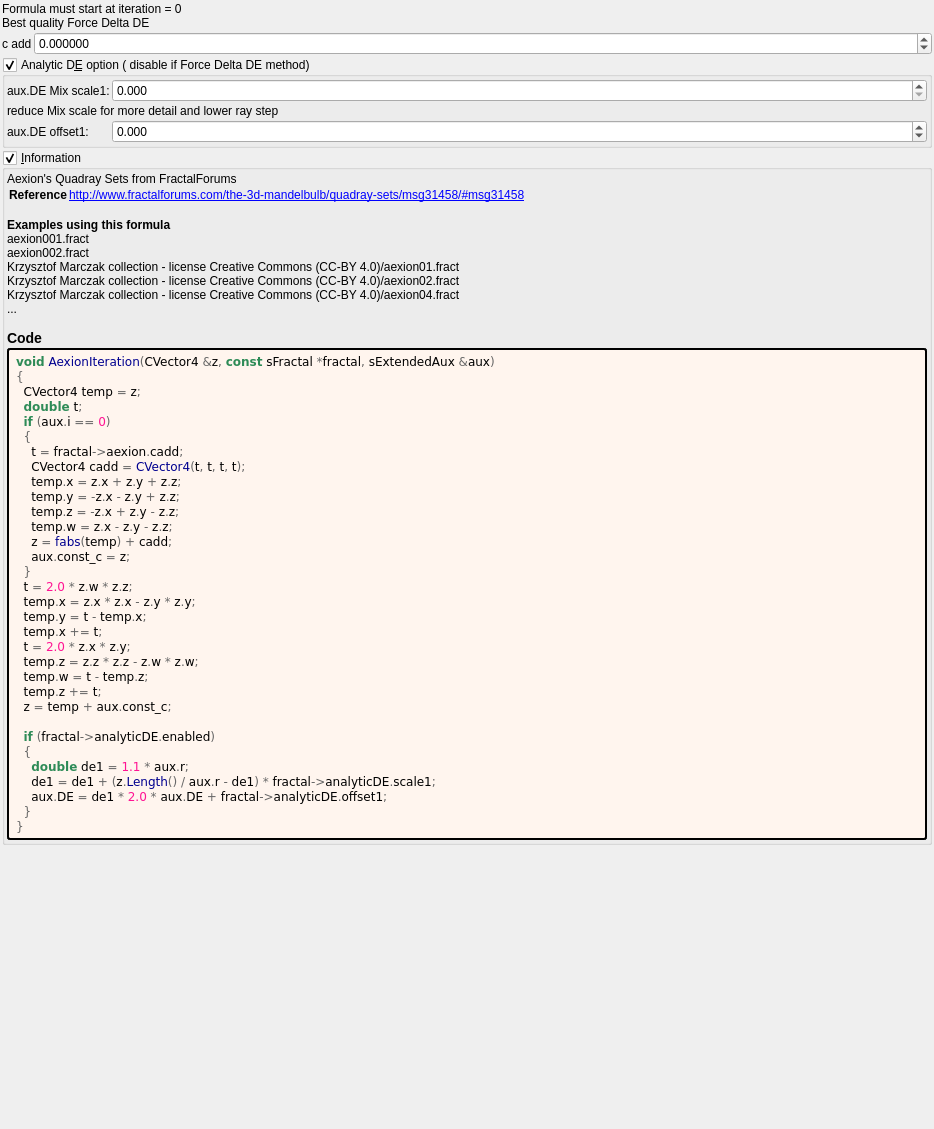
Old version of the form mandelbulber2/formula/ui/aexion.ui in the repository irinox-ctrl/mandelbulber2.
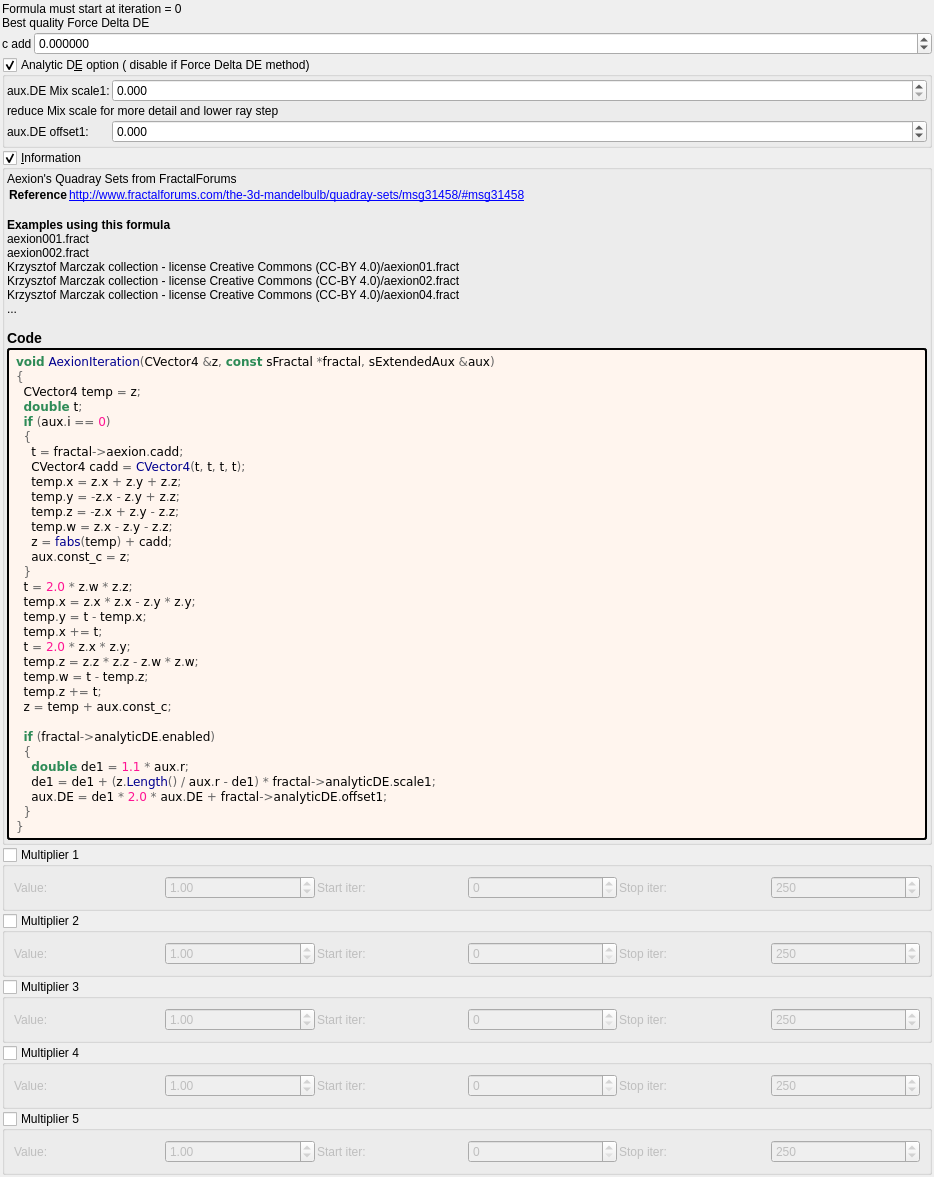
New version of the form. Custom widgets are drawn as their Qt base class.

Commit message:
feat: add 5 general-purpose multipliers to all 1007 fractal formulas
Each multiplier has:
- Checkbox (OFF by default)
- Value spinbox (default 1.0, range -100 to 100)
- Iteration start/stop range

Logic: z *= value; DE *= |value|;

Uses existing transformCommon parameters:
- Checkboxes: functionEnabledBx/By/Bz/Bw/CzFalse
- Values: scale4/5/6/8/16
- Ranges: startIterationsB-F/stopIterationsB-F

Modified 1007 .cpp (CPU), 1006 .cl (GPU), 1023 .ui files.
Both source (formula/) and deploy (deploy/share/) copies updated.

What changed in the file:
```diff
--- a/mandelbulber2/formula/ui/aexion.ui
+++ b/mandelbulber2/formula/ui/aexion.ui
@@ -296,6 +296,192 @@
      </layout>
     </widget>
    </item>
+   <item>
+    <widget class="MyGroupBox" name="groupCheck_transf_function_enabledBx_false">
+     <property name="title"><string>Multiplier 1</string></property>
+     <property name="checkable"><bool>true</bool></property>
+     <property name="checked"><bool>false</bool></property>
+     <layout class="QGridLayout" name="gridLayout_mult1">
+      <property name="spacing"><number>2</number></property>
+      <item row="0" column="0">
+       <widget class="QLabel"><property name="text"><string>Value:</string></property></widget>
+      </item>
+      <item row="0" column="1">
+       <widget class="MyDoubleSpinBox" name="spinbox_transf_scale_4">
+        <property name="minimum"><double>-100.0</double></property><property name="maximum"><double>100.0</double></property>
+        <property name="singleStep"><double>0.01</double></property><property name="value"><double>1.0</double></property>
+       </widget>
+      </item>
+      <item row="0" column="2">
+       <widget class="QLabel"><property name="text"><string>Start iter:</string></property></widget>
+      </item>
+      <item row="0" column="3">
+       <widget class="MySpinBox" name="spinboxInt_transf_start_iterations_B">
+        <property name="minimum"><number>0</number></property><property name="maximum"><number>10000</number></property>
+        <property name="value"><number>0</number></property>
+       </widget>
+      </item>
+      <item row="0" column="4">
+       <widget class="QLabel"><property name="text"><string>Stop iter:</string></property></widget>
+      </item>
+      <item row="0" column="5">
+       <widget class="MySpinBox" name="spinboxInt_transf_stop_iterations_B">
+        <property name="minimum"><number>0</number></property><property name="maximum"><number>10000</number></property>
+        <property name="value"><number>250</number></property>
+       </widget>
+      </item>
+     </layout>
+    </widget>
+   </item>
+   <item>
+    <widget class="MyGroupBox" name="groupCheck_transf_function_enabledBy_false">
+     <property name="title"><string>Multiplier 2</string></property>
+     <property name="checkable"><bool>true</bool></property>
+     <property name="checked"><bool>false</bool></property>
+     <layout class="QGridLayout" name="gridLayout_mult2">
+      <property name="spacing"><number>2</number></property>
+      <item row="0" column="0">
+       <widget class="QLabel"><property name="text"><string>Value:</string></property></widget>
+      </item>
+      <item row="0" column="1">
+       <widget class="MyDoubleSpinBox" name="spinbox_transf_scale_5">
+        <property name="minimum"><double>-100.0</double></property><property name="maximum"><double>100.0</double></property>
+        <property name="singleStep"><double>0.01</double></property><property name="value"><double>1.0</double></property>
+       </widget>
+      </item>
+      <item row="0" column="2">
+       <widget class="QLabel"><property name="text"><string>Start iter:</string></property></widget>
+      </item>
+      <item row="0" column="3">
+       <widget class="MySpinBox" name="spinboxInt_transf_start_iterations_C">
+        <property name="minimum"><number>0</number></property><property name="maximum"><number>10000</number></property>
+        <property name="value"><number>0</number></property>
+       </widget>
+      </item>
+      <item row="0" column="4">
+       <widget class="QLabel"><property name="text"><string>Stop iter:</string></property></widget>
+      </item>
+      <item row="0" column="5">
+       <widget class="MySpinBox" name="spinboxInt_transf_stop_iterations_C">
+        <property name="minimum"><number>0</number></property><property name="maximum"><number>10000</number></property>
+        <property name="value"><number>250</number></property>
+       </widget>
+      </item>
+     </layout>
+    </widget>
+   </item>
+   <item>
+    <widget class="MyGroupBox" name="groupCheck_transf_function_enabledBz_false">
+     <property name="title"><string>Multiplier 3</string></property>
+     <property name="checkable"><bool>true</bool></property>
+     <property name="checked"><bool>false</bool></property>
+     <layout class="QGridLayout" name="gridLayout_mult3">
+      <property name="spacing"><number>2</number></property>
+      <item row="0" column="0">
+       <widget class="QLabel"><property name="text"><string>Value:</string></property></widget>
+      </item>
+      <item row="0" column="1">
+       <widget class="MyDoubleSpinBox" name="spinbox_transf_scale_6">
+        <property name="minimum"><double>-100.0</double></property><property name="maximum"><double>100.0</double></property>
+        <property name="singleStep"><double>0.01</double></property><property name="value"><double>1.0</double></property>
+       </widget>
+      </item>
+      <item row="0" column="2">
+       <widget class="QLabel"><property name="text"><string>Start iter:</string></property></widget>
+      </item>
+      <item row="0" column="3">
+       <widget class="MySpinBox" name="spinboxInt_transf_start_iterations_D">
+        <property name="minimum"><number>0</number></property><property name="maximum"><number>10000</number></property>
+        <property name="value"><number>0</number></property>
+       </widget>
+      </item>
+      <item row="0" column="4">
+       <widget class="QLabel"><property name="text"><string>Stop iter:</string></property></widget>
+      </item>
+      <item row="0" column="5">
+       <widget class="MySpinBox" name="spinboxInt_transf_stop_iterations_D">
+        <property name="minimum"><number>0</number></property><property name="maximum"><number>10000</number></property>
+        <property name="value"><number>250</number></property>
+       </widget>
+      </item>
+     </layout>
+    </widget>
+   </item>
+   <item>
+    <widget class="MyGroupBox" name="groupCheck_transf_function_enabledBw_false">
+     <property name="title"><string>Multiplier 4</string></property>
+     <property name="checkable"><bool>true</bool></property>
+     <property name="checked"><bool>false</bool></property>
+     <layout class="QGridLayout" name="gridLayout_mult4">
+      <property name="spacing"><number>2</number></property>
+      <item row="0" column="0">
+       <widget class="QLabel"><property name="text"><string>Value:</string></property></widget>
+      </item>
+      <item row="0" column="1">
+       <widget class="MyDoubleSpinBox" name="spinbox_transf_scale_8">
+        <property name="minimum"><double>-100.0</double></property><property name="maximum"><double>100.0</double></property>
+        <property name="singleStep"><double>0.01</double></property><property name="value"><double>1.0</double></property>
+       </widget>
+      </item>
+      <item row="0" column="2">
+       <widget class="QLabel"><property name="text"><string>Start iter:</string></property></widget>
+      </item>
+      <item row="0" column="3">
+       <widget class="MySpinBox" name="spinboxInt_transf_start_iterations_E">
+        <property name="minimum"><number>0</number></property><property name="maximum"><number>10000</number></property>
+        <property name="value"><number>0</number></property>
+       </widget>
+      </item>
+      <item row="0" column="4">
+       <widget class="QLabel"><property name="text"><string>Stop iter:</string></property></widget>
+      </item>
+      <item row="0" column="5">
+       <widget class="MySpinBox" name="spinboxInt_transf_stop_iterations_E">
+        <property name="minimum"><number>0</number></property><property name="maximum"><number>10000</number></property>
+        <property name="value"><number>250</number></property>
+       </widget>
+      </item>
+     </layout>
+    </widget>
+   </item>
+   <item>
+    <widget class="MyGroupBox" name="groupCheck_transf_function_enabledCz_false">
+     <property name="title"><string>Multiplier 5</string></property>
+     <property name="checkable"><bool>true</bool></property>
+     <property name="checked"><bool>false</bool></property>
+     <layout class="QGridLayout" name="gridLayout_mult5">
+      <property name="spacing"><number>2</number></property>
+      <item row="0" column="0">
+       <widget class="QLabel"><property name="text"><string>Value:</string></property></widget>
+      </item>
+      <item row="0" column="1">
+       <widget class="MyDoubleSpinBox" name="spinbox_transf_scale_16">
+        <property name="minimum"><double>-100.0</double></property><property name="maximum"><double>100.0</double></property>
+        <property name="singleStep"><double>0.01</double></property><property name="value"><double>1.0</double></property>
+       </widget>
+      </item>
+      <item row="0" column="2">
+       <widget class="QLabel"><property name="text"><string>Start iter:</string></property></widget>
+      </item>
+      <item row="0" column="3">
+       <widget class="MySpinBox" name="spinboxInt_transf_start_iterations_F">
+        <property name="minimum"><number>0</number></property><property name="maximum"><number>10000</number></property>
+        <property name="value"><number>0</number></property>
+       </widget>
+      </item>
+      <item row="0" column="4">
+       <widget class="QLabel"><property name="text"><string>Stop iter:</string></property></widget>
+      </item>
+      <item row="0" column="5">
+       <widget class="MySpinBox" name="spinboxInt_transf_stop_iterations_F">
+        <property name="minimum"><number>0</number></property><property name="maximum"><number>10000</number></property>
+        <property name="value"><number>250</number></property>
+       </widget>
+      </item>
+     </layout>
+    </widget>
+   </item>
+
    <item>
     <spacer name="verticalSpacer">
      <property name="orientation">
@@ -323,6 +509,11 @@
    <extends>QDoubleSpinBox</extends>
    <header>my_double_spin_box.h</header>
   </customwidget>
+   <customwidget>
+   <class>MySpinBox</class>
+   <extends>QSpinBox</extends>
+   <header>my_spin_box.h</header>
+  </customwidget>
  </customwidgets>
  <tabstops>
   <tabstop>spinbox_cadd</tabstop>
```
The commit also changes 3972 other files.
